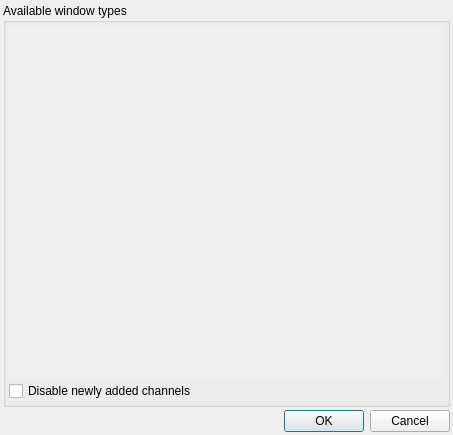
Qt form src/asammdf/gui/ui/windows_selection_dialog.ui (danielhrisca/asammdf) before a commit.
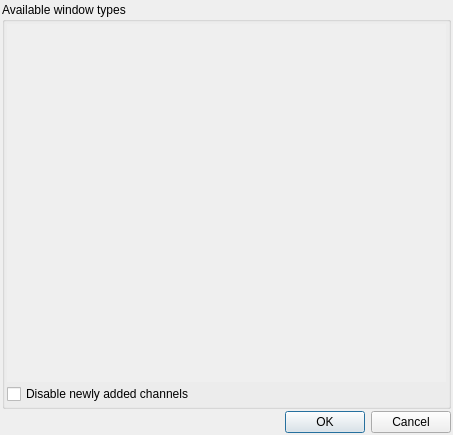
The same form after that commit.

What changed in the file:
```diff
--- a/src/asammdf/gui/ui/windows_selection_dialog.ui
+++ b/src/asammdf/gui/ui/windows_selection_dialog.ui
@@ -15,19 +15,19 @@
   </property>
   <layout class="QVBoxLayout" name="verticalLayout_2">
    <property name="spacing">
-  <number>3</number>
+  <number>2</number>
 </property>
    <property name="leftMargin">
-  <number>3</number>
+  <number>2</number>
 </property>
    <property name="topMargin">
-  <number>3</number>
+  <number>2</number>
 </property>
    <property name="rightMargin">
-  <number>3</number>
+  <number>2</number>
 </property>
    <property name="bottomMargin">
-  <number>3</number>
+  <number>2</number>
 </property>
    <item>
     <widget class="QGroupBox" name="groupBox">
@@ -39,19 +39,19 @@
      </property>
      <layout class="QVBoxLayout" name="lay">
       <property name="spacing">
-  <number>3</number>
+  <number>2</number>
 </property>
       <property name="leftMargin">
-  <number>3</number>
+  <number>2</number>
 </property>
       <property name="topMargin">
-  <number>3</number>
+  <number>2</number>
 </property>
       <property name="rightMargin">
-  <number>3</number>
+  <number>2</number>
 </property>
       <property name="bottomMargin">
-  <number>3</number>
+  <number>2</number>
 </property>
       <item>
        <widget class="QScrollArea" name="scrollArea">
@@ -75,19 +75,19 @@
          </property>
          <layout class="QVBoxLayout" name="verticalLayout_3">
           <property name="spacing">
-  <number>3</number>
+  <number>2</number>
 </property>
           <property name="leftMargin">
-  <number>3</number>
+  <number>2</number>
 </property>
           <property name="topMargin">
-  <number>3</number>
+  <number>2</number>
 </property>
           <property name="rightMargin">
-  <number>3</number>
+  <number>2</number>
 </property>
           <property name="bottomMargin">
-  <number>3</number>
+  <number>2</number>
 </property>
           <item>
            <layout class="QVBoxLayout" name="selection_layout">
```
Left out of the diff: 2 changed lines with no effect on the pictures.
